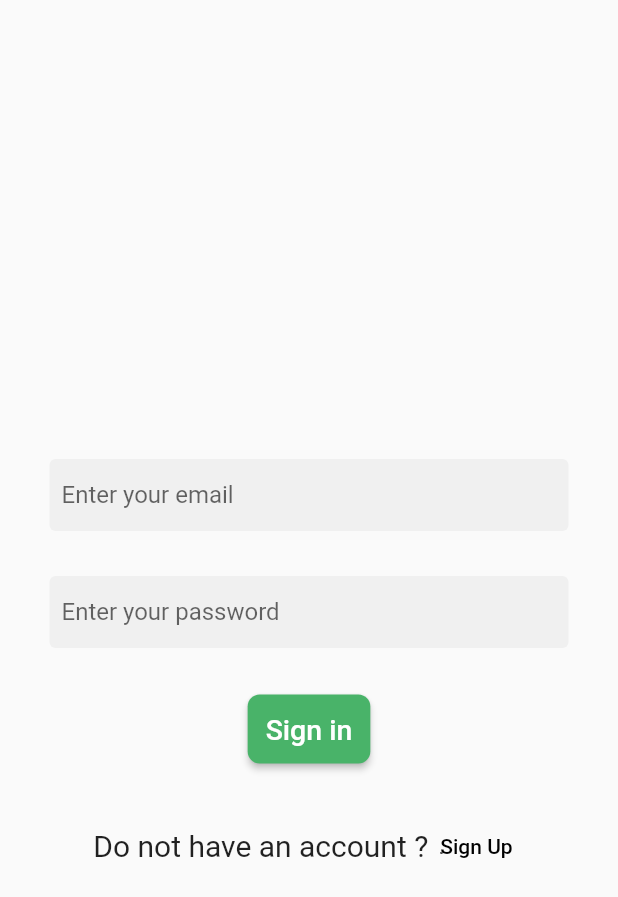
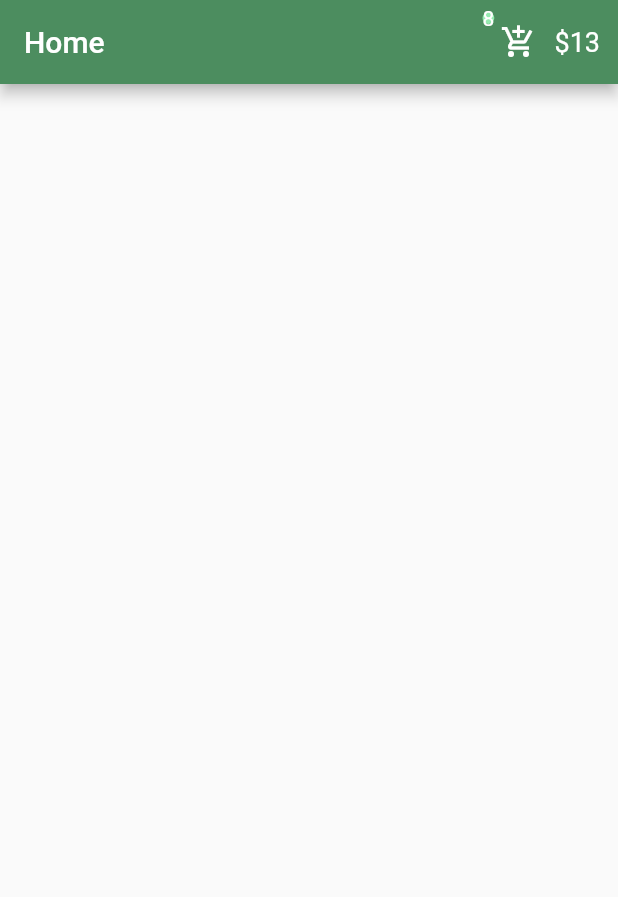
Before and after one commit to AbdulrahmanMady/Task2, a Flutter app: the Register screen opened directly, on a phone screen of 412 x 824 dp. Shown: the top 897 px of the screen. Run offline on Flutter 3.47's test engine with Material 2 defaults, Android fonts, the light colour scheme and no system bars.

Commit message:
add padding + some changes

```diff
--- a/lib/Pages/Register.dart
+++ b/lib/Pages/Register.dart
@@ -10,62 +10,31 @@
 
   @override
   Widget build(BuildContext context) {
-    return SafeArea(
-      child: Scaffold(
-          body: Center(
-        child: Padding(
-          padding: const EdgeInsets.all(33.0),
-          child: Column(
-            mainAxisAlignment: MainAxisAlignment.center,
-            children: [
-              const SizedBox(
-                height: 70,
-              ),
-              TextField(
-                  keyboardType: TextInputType.emailAddress,
-                  obscureText: false,
-                  decoration: widget_text_felid.copyWith(
-                    hintText: "Enter your email",
-                  )),
-              const SizedBox(height: 30),
-              TextField(
-                  keyboardType: TextInputType.text,
-                  obscureText: true,
-                  decoration: widget_text_felid.copyWith(
-                    hintText: "Enter your password",
-                  )),
-              const SizedBox(height: 30),
-              ElevatedButton(
-                onPressed: () {},
-                style: ButtonStyle(
-                  backgroundColor: MaterialStateProperty.all(BTNgreen),
-                  padding: MaterialStateProperty.all(const EdgeInsets.all(12)),
-                  shape: MaterialStateProperty.all(RoundedRectangleBorder(
-                      borderRadius: BorderRadius.circular(8))),
-                ),
-                child: const Text(
-                  "Sign in",
-                  style: TextStyle(fontSize: 19),
-                ),
-              ),
-              const SizedBox(height: 30),
-              Row(
-                mainAxisAlignment: MainAxisAlignment.center,
-                children: [
-                  const Text("Do not have an account ?",
-                      style: TextStyle(fontSize: 20)),
-                  TextButton(
-                      onPressed: () {},
-                      child: const Text(
-                        "ٍٍSign Up",
-                        style: TextStyle(color: Colors.black),
-                      ))
-                ],
-              )
-            ],
-          ),
+    return Scaffold(
+        appBar: AppBar(
+      actions: [
+        Row(
+          children: [
+            Stack(
+              children: [
+                Container(
+                    child: Text("8"),
+                    decoration: BoxDecoration(
+                        color: Color.fromARGB(211, 164, 255, 193),
+                        shape: BoxShape.circle)),
+                IconButton(
+                    onPressed: () {}, icon: Icon(Icons.add_shopping_cart)),
+              ],
+            ),
+            Padding(
+              padding: const EdgeInsets.only(right: 12),
+              child: Text("\$13", style: TextStyle(fontSize: 18)),
+            ),
+          ],
         ),
-      )),
-    );
+      ],
+      backgroundColor: appbarGreen,
+      title: Text("Home"),
+    ));
   }
 }
--- a/lib/main.dart
+++ b/lib/main.dart
@@ -2,6 +2,7 @@
 
 import 'package:flutter/material.dart';
 import 'package:tsk2/Pages/Login.dart';
+import 'package:tsk2/Pages/home.dart';
 
 import 'Pages/Register.dart';
 void main() {
@@ -14,7 +15,7 @@
   @override
   Widget build(BuildContext context) {
      return MaterialApp(debugShowCheckedModeBanner: false,
-      home: Register()
+      home: Home()
     );
   }
 }
```
